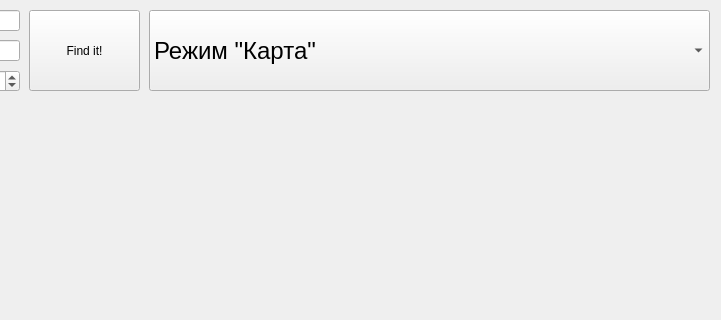
First picture: the form in map.ui, repository SamuraJey/StaticApiMap, before the edit; both pictures show x 401 to 1122 and y 0 to 320 of the 1122 by 895 pixel window.
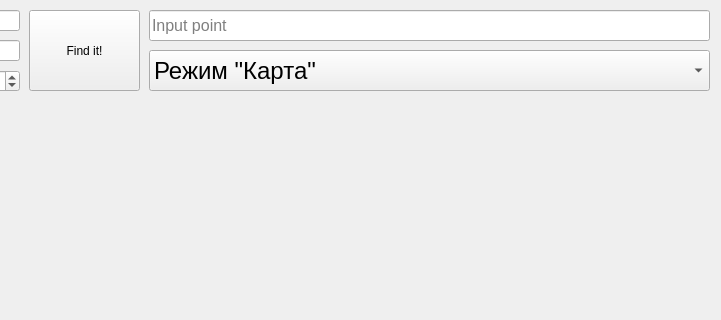
Second picture: the form after the edit.

Commit message:
Задача 5
текстовое поле, в которое можно ввести запрос для поиска объекта.

```diff
--- a/map.ui
+++ b/map.ui
@@ -94,9 +94,9 @@
    <property name="geometry">
     <rect>
      <x>550</x>
-     <y>10</y>
+     <y>50</y>
      <width>561</width>
-     <height>81</height>
+     <height>41</height>
     </rect>
    </property>
    <property name="font">
@@ -119,6 +119,32 @@
      <string>Режим &quot;Гибрид&quot;</string>
     </property>
    </item>
+   <item>
+    <property name="text">
+     <string>Режим &quot;Спутник&quot;</string>
+    </property>
+   </item>
+  </widget>
+  <widget class="QLineEdit" name="point_to_find">
+   <property name="geometry">
+    <rect>
+     <x>550</x>
+     <y>10</y>
+     <width>561</width>
+     <height>31</height>
+    </rect>
+   </property>
+   <property name="font">
+    <font>
+     <pointsize>12</pointsize>
+    </font>
+   </property>
+   <property name="text">
+    <string/>
+   </property>
+   <property name="placeholderText">
+    <string>Input point</string>
+   </property>
   </widget>
  </widget>
  <resources/>
```
Left out of the diff: 5 changed lines with no effect on the pictures. The commit also changes 1 other file.
